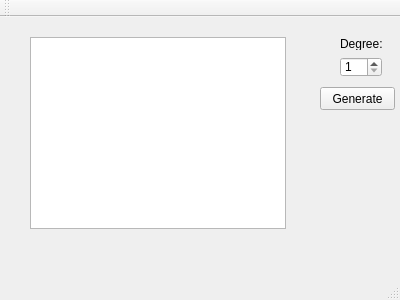
grzegorzsn/AES-generalised-sboxes, file AES-generalised-sboxes/mainwindow.ui: the form before one commit.
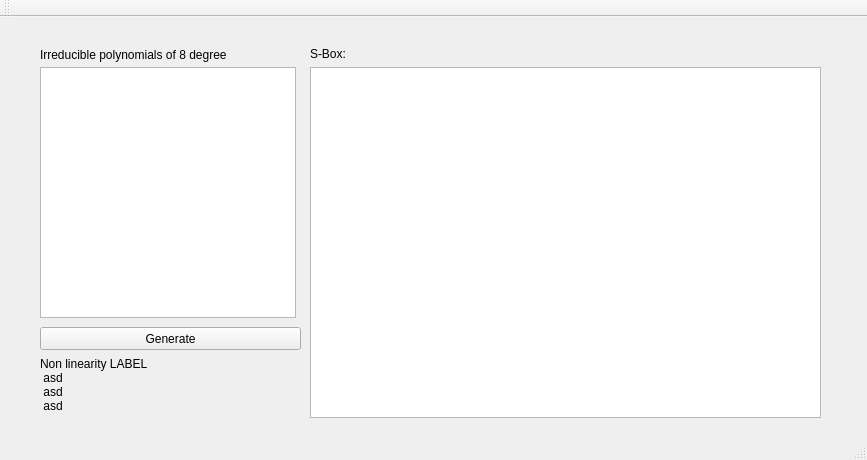
The form after the commit.

Patch:
```diff
--- a/AES-generalised-sboxes/mainwindow.ui
+++ b/AES-generalised-sboxes/mainwindow.ui
@@ -6,49 +6,51 @@
    <rect>
     <x>0</x>
     <y>0</y>
-    <width>400</width>
-    <height>300</height>
+    <width>867</width>
+    <height>460</height>
    </rect>
   </property>
+  <property name="sizePolicy">
+   <sizepolicy hsizetype="Fixed" vsizetype="Fixed">
+    <horstretch>0</horstretch>
+    <verstretch>0</verstretch>
+   </sizepolicy>
+  </property>
+  <property name="minimumSize">
+   <size>
+    <width>867</width>
+    <height>460</height>
+   </size>
+  </property>
+  <property name="maximumSize">
+   <size>
+    <width>867</width>
+    <height>460</height>
+   </size>
+  </property>
   <property name="windowTitle">
    <string>AES generalised S-BOXes</string>
   </property>
   <widget class="QWidget" name="centralWidget">
-   <widget class="QSpinBox" name="sbDegree">
-    <property name="geometry">
-     <rect>
-      <x>340</x>
-      <y>40</y>
-      <width>42</width>
-      <height>20</height>
-     </rect>
-    </property>
-    <property name="minimum">
-     <number>1</number>
-    </property>
-    <property name="maximum">
-     <number>15</number>
-    </property>
-   </widget>
    <widget class="QLabel" name="lblDegree">
     <property name="geometry">
      <rect>
-      <x>340</x>
-      <y>20</y>
-      <width>47</width>
-      <height>13</height>
+      <x>40</x>
+      <y>30</y>
+      <width>251</width>
+      <height>16</height>
      </rect>
     </property>
     <property name="text">
-     <string>Degree:</string>
+     <string>Irreducible polynomials of 8 degree</string>
     </property>
    </widget>
    <widget class="QPushButton" name="btnGenerate">
     <property name="geometry">
      <rect>
-      <x>320</x>
-      <y>70</y>
-      <width>75</width>
+      <x>40</x>
+      <y>310</y>
+      <width>261</width>
       <height>23</height>
      </rect>
     </property>
@@ -56,17 +58,63 @@
      <string>Generate</string>
     </property>
    </widget>
-   <widget class="QListView" name="lstIrrPol">
+   <widget class="QTableView" name="tblSBox">
     <property name="geometry">
      <rect>
-      <x>30</x>
-      <y>20</y>
+      <x>310</x>
+      <y>50</y>
+      <width>511</width>
+      <height>351</height>
+     </rect>
+    </property>
+   </widget>
+   <widget class="QListWidget" name="lstIrrPol">
+    <property name="geometry">
+     <rect>
+      <x>40</x>
+      <y>50</y>
       <width>256</width>
-      <height>192</height>
+      <height>251</height>
      </rect>
     </property>
-    <property name="editTriggers">
-     <set>QAbstractItemView::NoEditTriggers</set>
+   </widget>
+   <widget class="QLabel" name="lblSbox">
+    <property name="geometry">
+     <rect>
+      <x>310</x>
+      <y>30</y>
+      <width>47</width>
+      <height>13</height>
+     </rect>
+    </property>
+    <property name="text">
+     <string>S-Box:</string>
+    </property>
+   </widget>
+   <widget class="QLabel" name="lblNonLinearity">
+    <property name="geometry">
+     <rect>
+      <x>40</x>
+      <y>340</y>
+      <width>251</width>
+      <height>61</height>
+     </rect>
+    </property>
+    <property name="font">
+     <font>
+      <pointsize>9</pointsize>
+      <weight>50</weight>
+      <bold>false</bold>
+     </font>
+    </property>
+    <property name="text">
+     <string>Non linearity LABEL 
+ asd 
+ asd 
+ asd</string>
+    </property>
+    <property name="alignment">
+     <set>Qt::AlignLeading|Qt::AlignLeft|Qt::AlignTop</set>
     </property>
    </widget>
   </widget>
@@ -81,6 +129,12 @@
    </property>
   </widget>
   <widget class="QToolBar" name="mainToolBar">
+   <property name="sizePolicy">
+    <sizepolicy hsizetype="Fixed" vsizetype="Fixed">
+     <horstretch>0</horstretch>
+     <verstretch>0</verstretch>
+    </sizepolicy>
+   </property>
    <attribute name="toolBarArea">
     <enum>TopToolBarArea</enum>
    </attribute>
```
Left out of the diff: 5 changed lines with no effect on the pictures.
